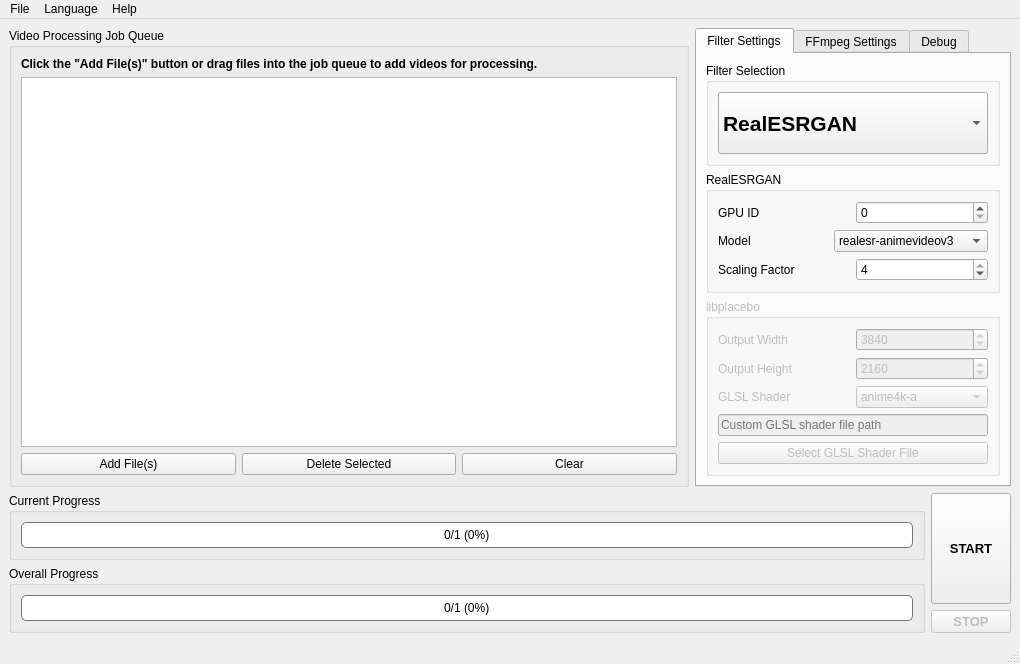
This is src/mainwindow.ui in k4yt3x/video2x-qt6 as Qt 5 draws it before an edit. The edited form follows.
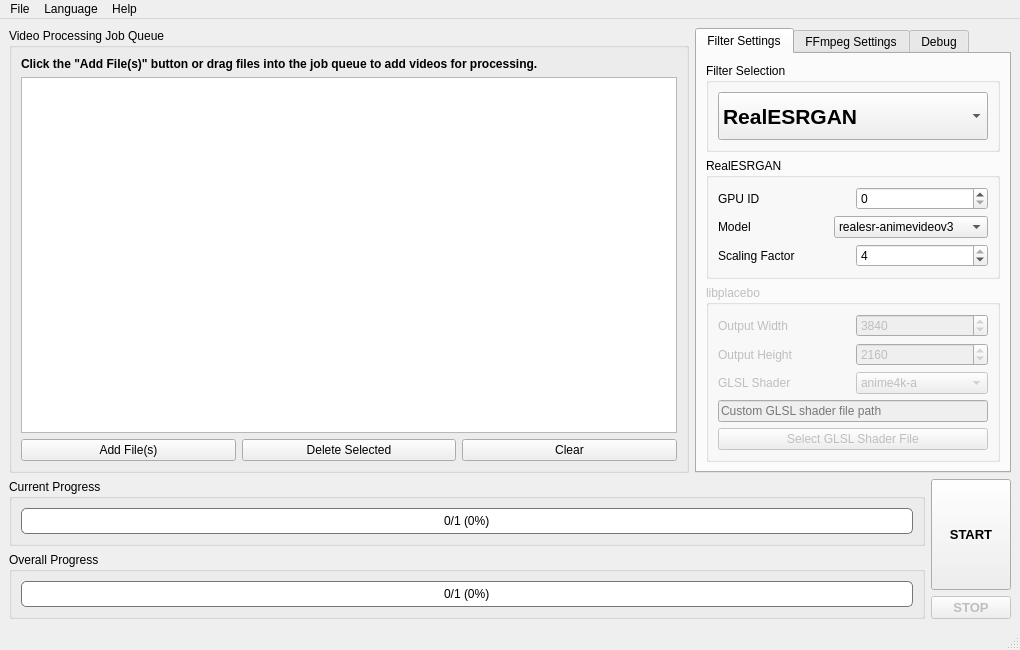
This is the edited form. Custom widgets are drawn as their Qt base class.

```diff
--- a/src/mainwindow.ui
+++ b/src/mainwindow.ui
@@ -7,7 +7,7 @@
     <x>0</x>
     <y>0</y>
     <width>1020</width>
-    <height>664</height>
+    <height>650</height>
    </rect>
   </property>
   <property name="windowTitle">
```
Left out of the diff: 6 changed lines with no effect on the pictures.
